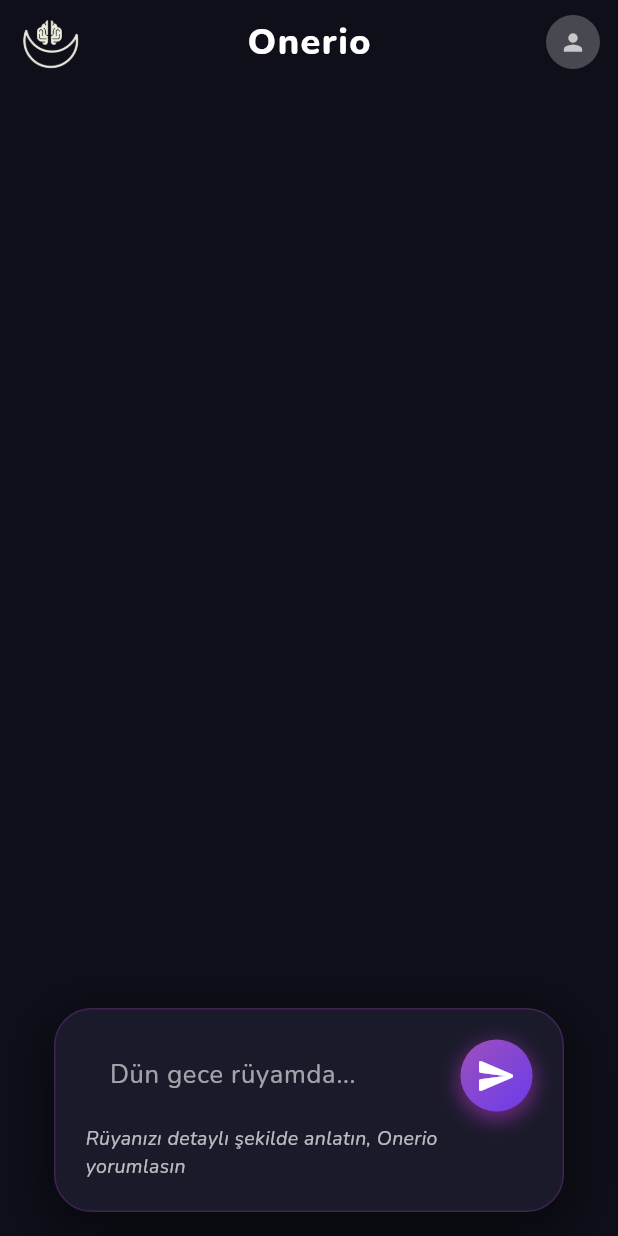
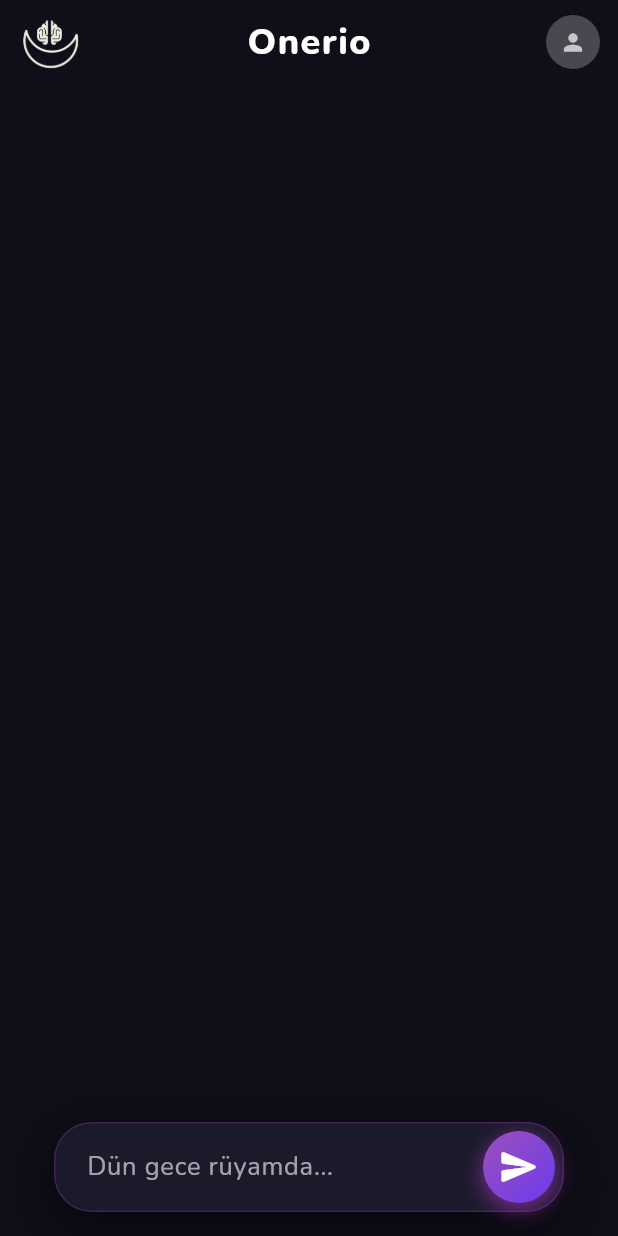
Before and after one commit to ByteHuseyin/onerio, a Flutter app: the HomeScreen screen opened by its route, on a phone screen of 412 x 824 dp. Run offline on Flutter 3.47's test engine with Material 3 defaults, Android fonts, the phone set to English and light mode, and no system bars; our stand-ins replace cloud_firestore, connectivity_plus, firebase_auth, firebase_core, firebase_messaging, font_awesome_flutter and 6 more; accounts and stored records are empty; statements that could not run were skipped.

Commit message:
style update

```diff
--- a/lib/screens/home/floating_input.dart
+++ b/lib/screens/home/floating_input.dart
@@ -23,7 +23,7 @@ class FloatingInput extends StatelessWidget {
         opacity: 1,
         child: Container(
           margin: const EdgeInsets.symmetric(horizontal: 20),
-          padding: const EdgeInsets.all(20),
+          padding: const EdgeInsets.all(5),
           decoration: BoxDecoration(
             color: const Color(0xFF1A1A2A),
             borderRadius: BorderRadius.circular(25),
@@ -70,15 +70,15 @@ class FloatingInput extends StatelessWidget {
                   _buildSendButton(),
                 ],
               ),
-              const SizedBox(height: 8),
-              Text(
-                'Rüyanızı detaylı şekilde anlatın, Onerio yorumlasın',
-                style: GoogleFonts.nunito(
-                  color: Colors.white70,
-                  fontSize: 13,
-                  fontStyle: FontStyle.italic,
-                ),
-              ),
+              //const SizedBox(height: 8),
+      //Text(
+      //  'Rüyanızı detaylı şekilde anlatın, Onerio yorumlasın',
+      //  style: GoogleFonts.nunito(
+      //    color: Colors.white70,
+      //    fontSize: 13,
+      //    fontStyle: FontStyle.italic,
+      //    ),
+              //   ),
             ],
           ),
         ),
```
